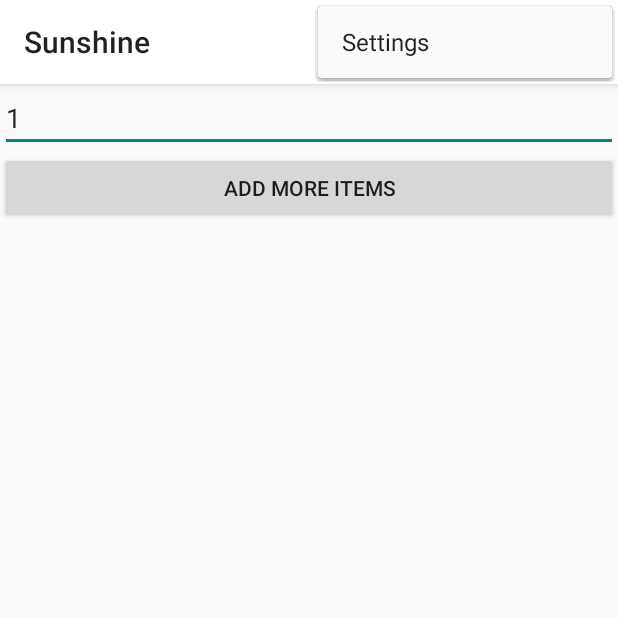
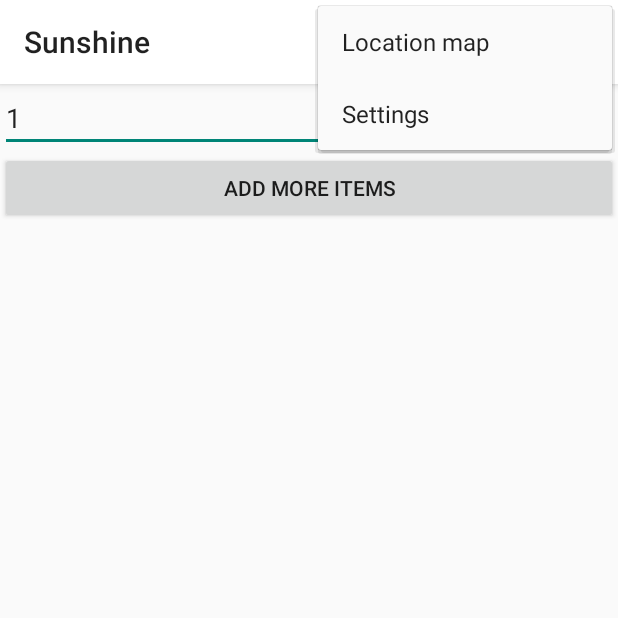
Before and after one commit to Hackafe/android-fundamentals-course, an Android app: the screen it shows after launch (MainActivity), with the options menu open, on a phone screen of 412 x 824 dp, the top half of it. Run offline under Robolectric (Android 15) with nearby library versions, the phone set to English and light mode, and no system bars; 1 statement that could not run was skipped.

Commit message:
hw 5.7 - Location Map

```diff
--- a/app/src/main/res/menu/menu_main.xml
+++ b/app/src/main/res/menu/menu_main.xml
@@ -7,4 +7,9 @@
         android:title="@string/action_settings"
         android:orderInCategory="100"
         app:showAsAction="never" />
+    <item
+        android:id="@+id/action_location_map"
+        android:title="@string/action_location_map"
+        android:orderInCategory="20"
+        app:showAsAction="never" />
 </menu>
--- a/app/src/main/res/values/strings.xml
+++ b/app/src/main/res/values/strings.xml
@@ -3,4 +3,5 @@
     <string name="hello_world">Hello world!</string>
     <string name="action_settings">Settings</string>
     <string name="title_activity_day_forecast">DayForecast</string>
+    <string name="action_location_map">Location map</string>
 </resources>
```
Also changed, not shown: app/src/main/java/org/hackafe/sunshine/MainActivity.java (+7 -0 lines).
